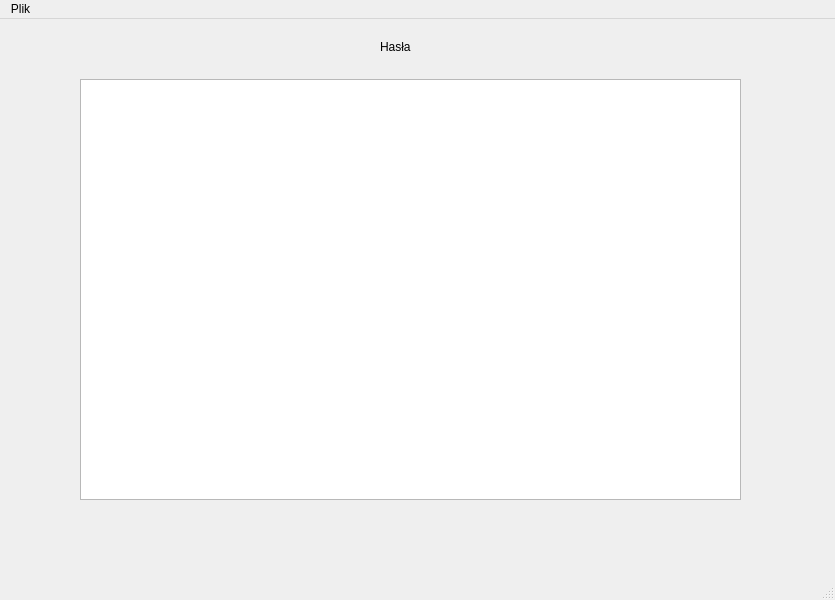
Kepins/Projects-ScriptingLanguages, file gui/PyQt/ui/unlocked_window.ui: the form before one commit.
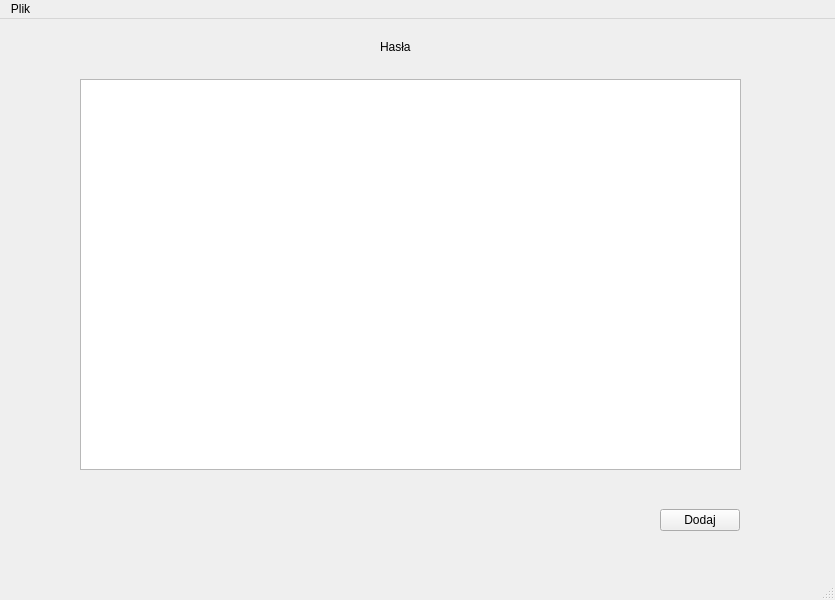
The form after the commit.

Commit message: PROJ2 Add password dialog

Diff of the .ui file:
```diff
--- a/gui/PyQt/ui/unlocked_window.ui
+++ b/gui/PyQt/ui/unlocked_window.ui
@@ -33,10 +33,23 @@
       <x>80</x>
       <y>60</y>
       <width>661</width>
-      <height>421</height>
+      <height>391</height>
      </rect>
     </property>
    </widget>
+   <widget class="QPushButton" name="add_button">
+    <property name="geometry">
+     <rect>
+      <x>660</x>
+      <y>490</y>
+      <width>80</width>
+      <height>22</height>
+     </rect>
+    </property>
+    <property name="text">
+     <string>Dodaj</string>
+    </property>
+   </widget>
   </widget>
   <widget class="QMenuBar" name="menubar">
    <property name="geometry">
```
The commit also changes 4 other files.
